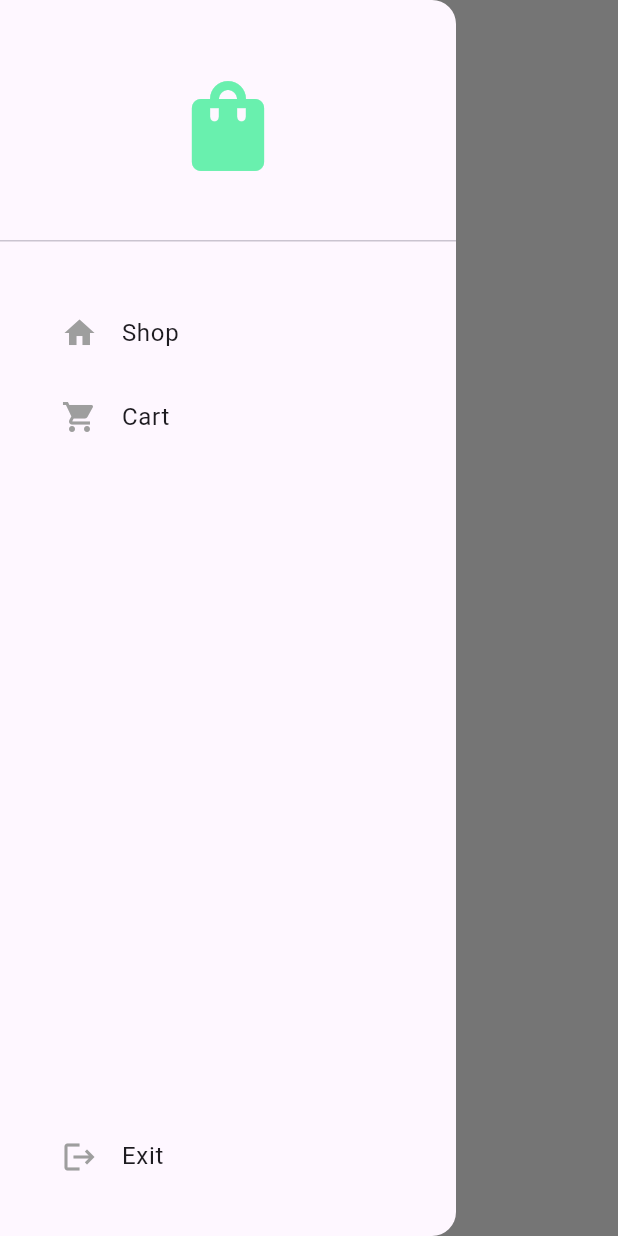
After one commit to AloysiusChua0822/ElderlyHomecare, a Flutter app: the ShopPage screen opened directly, with the side drawer open, on a phone screen of 412 x 824 dp. The commit adds this screen. Run offline on Flutter 3.47's test engine with Material 3 defaults, Android fonts, the phone set to English and light mode, and no system bars; our stand-ins replace cloud_firestore, firebase_auth, firebase_core, firebase_storage, image_picker, video_player; accounts and stored records are empty.

Commit message:
SHopping cart

```diff
--- /dev/null
+++ b/lib/ShoppingCart/Shop.dart
@@ -0,0 +1,43 @@
+import 'package:eldergit/ShoppingCart/product.dart';
+import 'package:flutter/cupertino.dart';
+
+class Shop extends ChangeNotifier{
+  final List<Product> _shop = [
+    Product(
+        name: "10pcs/Bag Adult Diaper Pull-ups Pants Disposable Diapers Care Adult Diapers for Senior Women Elderly Men Pregnant Women",
+        price: 10.99,
+        description:
+        "https://www.lazada.com.my/products/10pcsbag-adult-diaper-pull-ups-pants-disposable-diapers-care-adult-diapers-for-senior-women-elderly-men-pregnant-women-i3864031190-s22320413677.html?c=&channelLpJumpArgs=&clickTrackInfo=query%253Aelderly%252Bcare%252Bproducts%253Bnid%253A3864031190%253Bsrc%253ALazadaMainSrp%253Brn%253Afb2c5d893c52c60b3888a1e12fbfaac8%253Bregion%253Amy%253Bsku%253A3864031190_MY%253Bprice%253A10.99%253Bclient%253Adesktop%253Bsupplier_id%253A300286032887%253Bbiz_source%253Ahttps%253A%252F%252Fwww.lazada.com.my%252F%253Bslot%253A4%253Butlog_bucket_id%253A470687%253Basc_category_id%253A10045%253Bitem_id%253A3864031190%253Bsku_id%253A22320413677%253Bshop_id%253A2737890&fastshipping=0&freeshipping=0&fs_ab=2&fuse_fs=&lang=en&location=Selangor&price=10.99&priceCompare=skuId%3A22320413677%3Bsource%3Alazada-search-voucher%3Bsn%3Afb2c5d893c52c60b3888a1e12fbfaac8%3BunionTrace%3A2102fcd717085348207101307e36e2%3BoriginPrice%3A1099%3BvoucherPrice%3A1099%3BdisplayPrice%3A1099%3BsinglePromotionId%3A-1%3BsingleToolCode%3AmockedSalePrice%3BvoucherPricePlugin%3A1%3BbuyerId%3A0%3Btimestamp%3A1708534821249&ratingscore=0&request_id=fb2c5d893c52c60b3888a1e12fbfaac8&review=&sale=0&search=1&source=search&spm=a2o4k.searchlist.list.4&stock=1"
+    ),
+
+    Product(
+        name: "Elderly Turning Over Aid, Bed Support for Elderly, Care Products Elderly bed turn over",
+        price: 44.00,
+        description:
+        "https://www.lazada.com.my/products/elderly-turning-over-aid-bed-support-for-elderly-care-products-elderly-bed-turn-over-i3029363721-s15515550947.html?c=&channelLpJumpArgs=&clickTrackInfo=query%253Aelderly%252Bcare%252Bproducts%253Bnid%253A3029363721%253Bsrc%253ALazadaMainSrp%253Brn%253Afb2c5d893c52c60b3888a1e12fbfaac8%253Bregion%253Amy%253Bsku%253A3029363721_MY%253Bprice%253A44%253Bclient%253Adesktop%253Bsupplier_id%253A1000015532%253Bbiz_source%253Ahttps%253A%252F%252Fwww.lazada.com.my%252F%253Bslot%253A2%253Butlog_bucket_id%253A470687%253Basc_category_id%253A1692%253Bitem_id%253A3029363721%253Bsku_id%253A15515550947%253Bshop_id%253A218167&fastshipping=0&freeshipping=1&fs_ab=2&fuse_fs=&lang=en&location=Wp%20Kuala%20Lumpur&price=44&priceCompare=skuId%3A15515550947%3Bsource%3Alazada-search-voucher%3Bsn%3Afb2c5d893c52c60b3888a1e12fbfaac8%3BunionTrace%3A2102fcd717085348207101307e36e2%3BoriginPrice%3A4400%3BvoucherPrice%3A4400%3BdisplayPrice%3A4400%3BsinglePromotionId%3A-1%3BsingleToolCode%3AmockedSalePrice%3BvoucherPricePlugin%3A1%3BbuyerId%3A0%3Btimestamp%3A1708534821249&ratingscore=5.0&request_id=fb2c5d893c52c60b3888a1e12fbfaac8&review=1&sale=7&search=1&source=search&spm=a2o4k.searchlist.list.2&stock=1"
+    ),
+
+    Product(
+        name: "GT MEDIT GERMANY Adjustable Height Medical Foldable Flexible Cane Walker Crutch Aid Mobility Stick / Tongkat",
+        price: 10.65,
+        description:
+        "https://www.lazada.com.my/products/gt-medit-germany-adjustable-height-medical-foldable-flexible-cane-walker-crutch-aid-mobility-stick-tongkat-i1600294442-s5461552705.html?c=&channelLpJumpArgs=&clickTrackInfo=query%253Aelderly%252Bcare%252Bproducts%253Bnid%253A1600294442%253Bsrc%253ALazadaMainSrp%253Brn%253Afb2c5d893c52c60b3888a1e12fbfaac8%253Bregion%253Amy%253Bsku%253A1600294442_MY%253Bprice%253A10.65%253Bclient%253Adesktop%253Bsupplier_id%253A300146175023%253Bbiz_source%253Ahttps%253A%252F%252Fwww.lazada.com.my%252F%253Bslot%253A5%253Butlog_bucket_id%253A470687%253Basc_category_id%253A1692%253Bitem_id%253A1600294442%253Bsku_id%253A5461552705%253Bshop_id%253A1399221&fastshipping=0&freeshipping=0&fs_ab=2&fuse_fs=&lang=en&location=Selangor&price=10.65&priceCompare=skuId%3A5461552705%3Bsource%3Alazada-search-voucher%3Bsn%3Afb2c5d893c52c60b3888a1e12fbfaac8%3BunionTrace%3A2102fcd717085348207101307e36e2%3BoriginPrice%3A1065%3BvoucherPrice%3A1065%3BdisplayPrice%3A1065%3BsinglePromotionId%3A-1%3BsingleToolCode%3AmockedSalePrice%3BvoucherPricePlugin%3A1%3BbuyerId%3A0%3Btimestamp%3A1708534821249&ratingscore=4.866141732283465&request_id=fb2c5d893c52c60b3888a1e12fbfaac8&review=127&sale=443&search=1&source=search&spm=a2o4k.searchlist.list.5&stock=1"
+    ),
+
+    Product(
+        name: "Elderly people's urinary incontinence underwear, adult urine leakage diaper pad, anti-leakage bedwetting artifact, toilet supplies, diaper pants",
+        price: 10.99,
+        description:
+        "https://www.lazada.com.my/products/elderly-peoples-urinary-incontinence-underwear-adult-urine-leakage-diaper-pad-anti-leakage-bedwetting-artifact-toilet-supplies-diaper-pants-i3848856063-s22217255978.html?c=&channelLpJumpArgs=&clickTrackInfo=query%253Aelderly%252Bcare%252Bproducts%253Bnid%253A3848856063%253Bsrc%253ALazadaMainSrp%253Brn%253Afb2c5d893c52c60b3888a1e12fbfaac8%253Bregion%253Amy%253Bsku%253A3848856063_MY%253Bprice%253A29.9%253Bclient%253Adesktop%253Bsupplier_id%253A300168717459%253Bbiz_source%253Ahttps%253A%252F%252Fwww.lazada.com.my%252F%253Bslot%253A9%253Butlog_bucket_id%253A470687%253Basc_category_id%253A5278%253Bitem_id%253A3848856063%253Bsku_id%253A22217255978%253Bshop_id%253A2303726&fastshipping=0&freeshipping=1&fs_ab=2&fuse_fs=&lang=en&location=Overseas&price=29.9&priceCompare=skuId%3A22217255978%3Bsource%3Alazada-search-voucher%3Bsn%3Afb2c5d893c52c60b3888a1e12fbfaac8%3BunionTrace%3A2102fcd717085348207101307e36e2%3BoriginPrice%3A2990%3BvoucherPrice%3A2990%3BdisplayPrice%3A2990%3BsinglePromotionId%3A-1%3BsingleToolCode%3AmockedSalePrice%3BvoucherPricePlugin%3A1%3BbuyerId%3A0%3Btimestamp%3A1708534821249&ratingscore=5.0&request_id=fb2c5d893c52c60b3888a1e12fbfaac8&review=1&sale=20&search=1&source=search&spm=a2o4k.searchlist.list.9&stock=1"
+    ),
+  ];
+
+  //user cart
+  List<Product> _cart = [];
+
+  //get product list
+List<Product>get shop => _shop;
+
+//get user cart
+List<Product> get cart => _cart;
+}
--- /dev/null
+++ b/lib/ShoppingCart/ShopPage.dart
@@ -0,0 +1,25 @@
+import 'package:eldergit/ShoppingCart/my_drawer.dart';
+import 'package:flutter/material.dart';
+
+class ShopPage extends StatelessWidget{
+  const ShopPage({super.key});
+
+  @override
+  Widget build(BuildContext context){
+    return Scaffold(
+      appBar: AppBar(
+        backgroundColor: Colors.transparent,
+        elevation: 0,
+        foregroundColor:Colors.black,
+        title: const Text("Shop Page"),
+      ),
+      drawer: const MyDrawer(),
+      backgroundColor: Colors.white,
+      body: ListView.builder(
+        itemBuilder: (context,index){
+          //get each individual product from shop
+        }
+      ),
+    );
+  }
+}
--- /dev/null
+++ b/lib/ShoppingCart/my_drawer.dart
@@ -0,0 +1,72 @@
+import 'package:eldergit/ShoppingCart/ShoppingCart_Intro.dart';
+import 'package:eldergit/ShoppingCart/shopping_list.dart';
+import 'package:eldergit/ShoppingCart/Cart_Page.dart';
+import 'package:flutter/cupertino.dart';
+import 'package:flutter/material.dart';
+
+class MyDrawer extends StatelessWidget {
+  const MyDrawer({Key? key});
+
+  @override
+  Widget build(BuildContext context) {
+    return Drawer(
+      backgroundColor: Theme.of(context).colorScheme.background,
+      child: Column(
+        mainAxisAlignment: MainAxisAlignment.spaceBetween,
+        children: [
+          Column(
+            children: [
+              DrawerHeader(
+                child: Center(
+                  child: Icon(
+                    Icons.shopping_bag,
+                    size: 72,
+                    color: Colors.greenAccent,
+                  ),
+                ),
+              ),
+              const SizedBox(height: 25),
+
+              // Shop tile
+              ShoppingListTile(
+                text: "Shop",
+                icon: Icons.home,
+                onTap: () => Navigator.pop(context),
+              ),
+
+              // Cart tile
+              ShoppingListTile(
+                text: "Cart",
+                icon: Icons.shopping_cart,
+                onTap: () {
+                  // Pop drawer first
+                  Navigator.pop(context);
+
+                  // Go to cart page
+                  Navigator.of(context).push(
+                    MaterialPageRoute(
+                      builder: (context) => CartPage(),
+                    ),
+                  );
+                },
+              ),
+            ],
+          ),
+          Padding(
+            padding: const EdgeInsets.only(bottom: 25.0),
+            child: ShoppingListTile(
+              text: "Exit",
+              onTap: () {
+                Navigator.of(context).push(
+                MaterialPageRoute(
+                  builder: (context) => ShopIntroPage(),
+                ),
+              );},
+              icon: Icons.logout,
+            ),
+          ),
+        ],
+      ),
+    );
+  }
+}
--- /dev/null
+++ b/lib/ShoppingCart/product.dart
@@ -0,0 +1,11 @@
+class Product{
+  final String name;
+  final double price;
+  final String description;
+
+  Product({
+    required this.name,
+    required this.price,
+    required this.description,
+  });
+}
--- /dev/null
+++ b/lib/ShoppingCart/shopping_list.dart
@@ -0,0 +1,27 @@
+import 'package:flutter/material.dart';
+
+class ShoppingListTile extends StatelessWidget{
+  final String text;
+  final IconData icon;
+  final void Function()? onTap;
+
+  const ShoppingListTile({
+    super.key,
+    required this.text,
+  required this.onTap, required this.icon,});
+
+  @override
+  Widget build(BuildContext context){
+    return Padding(
+      padding: const EdgeInsets.only(left: 25.0),
+        child: ListTile(
+          leading: Icon(
+            icon,
+            color: Colors.grey,
+      ),
+      title:  Text(text),
+      onTap: onTap,
+    ),
+    );
+  }
+}
--- a/lib/screens/Home.dart
+++ b/lib/screens/Home.dart
@@ -7,6 +7,7 @@ import 'package:eldergit/screens/profile.dart';
 import 'package:eldergit/screens/mainscreen.dart';
 import 'package:eldergit/screens/homecontent.dart';
 import 'package:eldergit/screens/chat.dart';
+import 'package:eldergit/ShoppingCart/ShoppingCart_Intro.dart';
 
 class HomeScreen extends StatefulWidget {
   @override
@@ -44,7 +45,7 @@ class _HomeScreenState extends State<HomeScreen> {
     final List<Widget> _widgetOptions = [
       HomeContent(username: _username, profilePicUrl: _profilePicUrl),
       CommunityListScreen(),
-      ChatListScreen(),
+      ShopIntroPage(),
       ProfileScreen(),
     ];
 
--- a/pubspec.yaml
+++ b/pubspec.yaml
@@ -82,6 +82,7 @@ flutter:
      - assets/background-2.jpg
      - assets/home-background.jpg
      - assets/home-background-2.jpg
+     - assets/shopping_home.png
 
   # An image asset can refer to one or more resolution-specific "variants", see
   # https://flutter.dev/assets-and-images/#resolution-aware
```
Also changed, not shown: lib/ShoppingCart/Cart_Page.dart (added, +18 -0 lines), lib/ShoppingCart/ProductList.dart (added, +33 -0 lines), lib/ShoppingCart/ShoppingCart_Intro.dart (added, +57 -0 lines), lib/ShoppingCart/StartButton.dart (added, +23 -0 lines), pubspec.lock.
